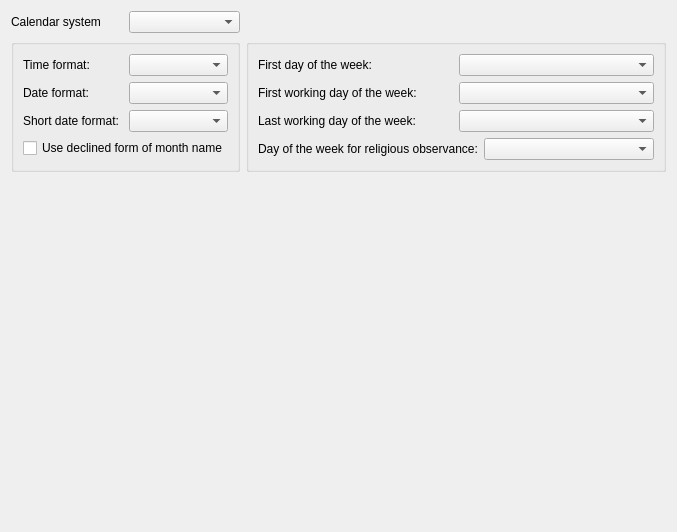
Before: the Qt Designer form kcontrol/locale/localetime.ui in KDE/kde-runtime, drawn with Qt 5.
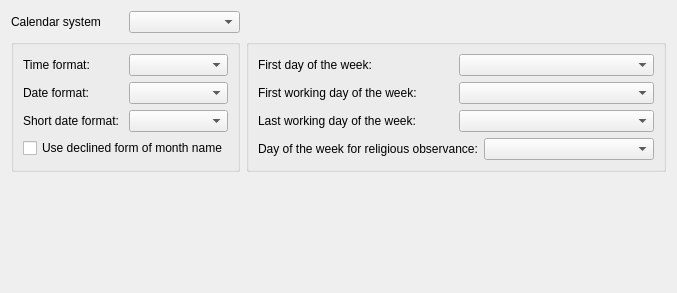
After: the same form once the commit is applied.

Commit message:
1. avoid empty language entry by using skipemptyparts on string split. 2. small-scale refactoring 3. make localetime.ui expand in a better way
i wander why do we have strange path ../../../../../../../../opt/kde3/share/icons/crystalsvg/32x32/actions/up.png in ui file

What changed in the file:
```diff
--- a/kcontrol/locale/localetime.ui
+++ b/kcontrol/locale/localetime.ui
@@ -6,7 +6,7 @@
     <x>0</x>
     <y>0</y>
     <width>677</width>
-    <height>532</height>
+    <height>293</height>
    </rect>
   </property>
   <property name="windowTitle" >
```
Left out of the diff: 6 changed lines with no effect on the pictures. The commit also changes 3 other files.
